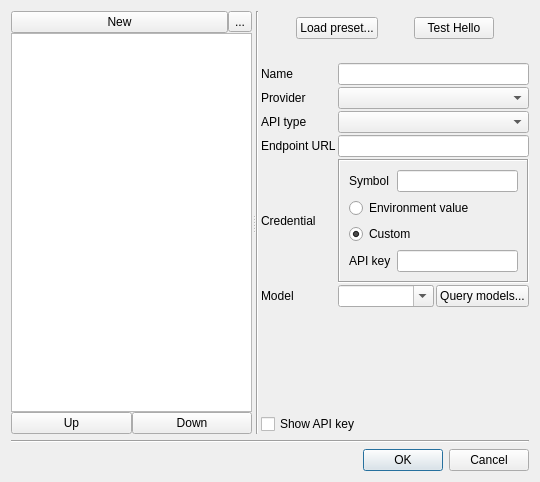
This is src/SelectAiModelDialog.ui in soramimi/Guitar as Qt 5 draws it before an edit. The edited form follows.
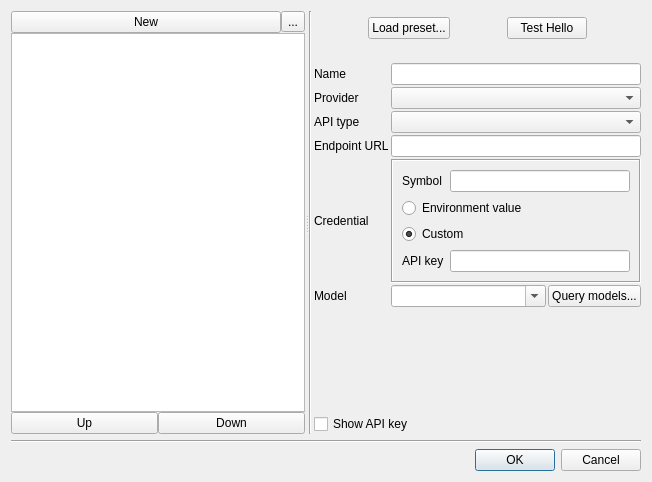
This is the edited form.

```diff
--- a/src/SelectAiModelDialog.ui
+++ b/src/SelectAiModelDialog.ui
@@ -6,7 +6,7 @@
    <rect>
     <x>0</x>
     <y>0</y>
-    <width>540</width>
+    <width>652</width>
     <height>482</height>
    </rect>
   </property>
```
